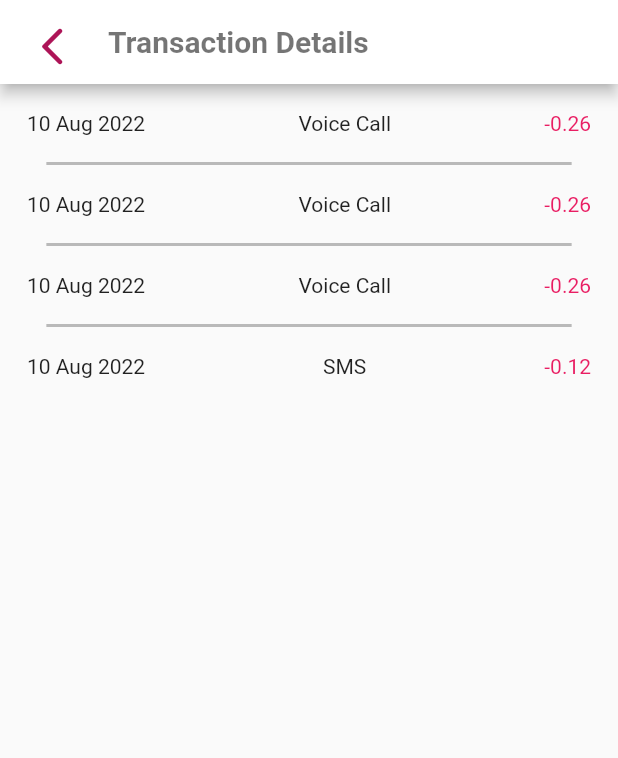
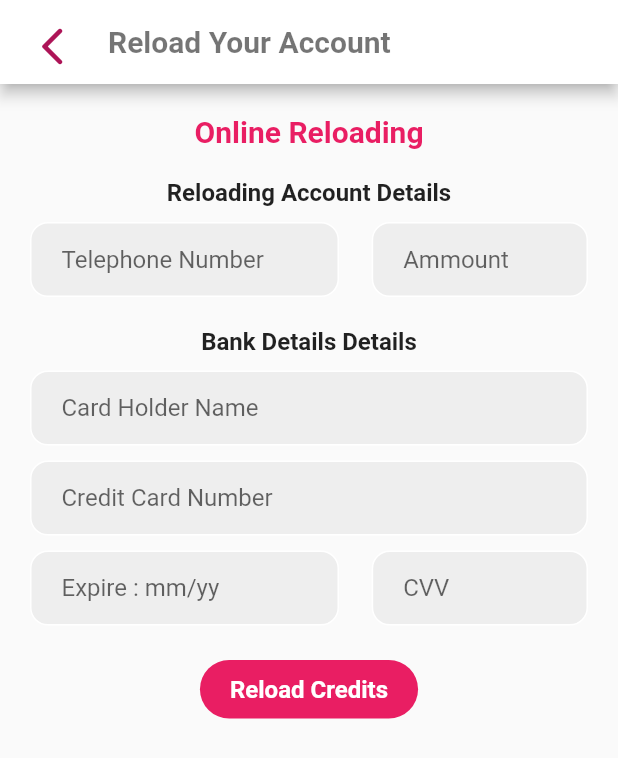
Before and after one commit to darshana-perera-97/mydialog_mobile_app_clone_flutter, a Flutter app: the screen it shows after launch, on a phone screen of 412 x 824 dp. Shown: the top 758 px of the screen. Run offline on Flutter 3.47's test engine with Material 2 defaults, Android fonts, the phone set to English and light mode, and no system bars; our stand-ins replace flutter_spinkit.

Commit message:
reload page created

```diff
--- a/lib/Home.dart
+++ b/lib/Home.dart
@@ -2,6 +2,9 @@ import 'package:flutter/material.dart';
 import 'NewConnection.dart';
 import 'Profile.dart';
 import 'Transactions.dart';
+import 'Reload.dart';
+
+
 class Home extends StatefulWidget {
   Home({Key? key}) : super(key: key);
 
@@ -358,7 +361,12 @@ class _HomeState extends State<Home> {
                                       ),
                                     )),
                                 TextButton(
-                                    onPressed: () {},
+                                    onPressed: () {
+                                      Navigator.push(
+                                          context,
+                                          MaterialPageRoute(
+                                              builder: (context) => Reload()));
+                                    },
                                     child: Container(
                                       decoration: BoxDecoration(
                                           color: Colors.purple,
--- a/lib/Profile.dart
+++ b/lib/Profile.dart
@@ -1,5 +1,6 @@
 import 'package:flutter/material.dart';
 import 'Home.dart';
+
 
 class Profile extends StatefulWidget {
   Profile({Key? key}) : super(key: key);
--- /dev/null
+++ b/lib/Reload.dart
@@ -0,0 +1,206 @@
+import 'package:flutter/material.dart';
+import 'Home.dart';
+
+class Reload extends StatefulWidget {
+  Reload({Key? key}) : super(key: key);
+
+  @override
+  State<Reload> createState() => _ReloadState();
+}
+
+class _ReloadState extends State<Reload> {
+  @override
+  Widget build(BuildContext context) {
+    return Scaffold(
+      appBar: AppBar(
+        backgroundColor: Colors.white,
+        title: Text(
+          "Reload Your Account",
+          style: TextStyle(color: Colors.black54, fontWeight: FontWeight.bold),
+        ),
+        leading: IconButton(
+            onPressed: () {
+              Navigator.push(
+                  context, MaterialPageRoute(builder: (context) => Home()));
+            },
+            icon: Padding(
+              padding: const EdgeInsets.only(left: 4.0),
+              child: IconButton(
+                  onPressed: () {
+                    Navigator.push(context,
+                        MaterialPageRoute(builder: (context) => Home()));
+                  },
+                  icon: Icon(
+                    Icons.arrow_back_ios_new_rounded,
+                    color: Colors.pink[800],
+                    size: 30,
+                  )),
+            )),
+      ),
+      body: Padding(
+        padding: const EdgeInsets.all(20),
+        child: Column(
+          children: [
+            Text(
+              'Online Reloading',
+              style: TextStyle(
+                  fontSize: 20,
+                  fontWeight: FontWeight.bold,
+                  color: Colors.pink),
+            ),
+            SizedBox(
+              height: 20,
+            ),
+            Text(
+              'Reloading Account Details',
+              style: TextStyle(fontSize: 16, fontWeight: FontWeight.bold),
+            ),
+            Row(
+              mainAxisAlignment: MainAxisAlignment.spaceBetween,
+              children: [
+                Padding(
+                  padding: const EdgeInsets.only(top: 10),
+                  child: Container(
+                    width: MediaQuery.of(context).size.width * 0.5,
+                    decoration: BoxDecoration(
+                        color: Colors.grey[200],
+                        border: Border.all(color: Colors.white),
+                        borderRadius: BorderRadius.circular(12)),
+                    child: Padding(
+                      padding: const EdgeInsets.only(left: 20.0),
+                      child: TextField(
+                        decoration: InputDecoration(
+                            border: InputBorder.none,
+                            hintText: 'Telephone Number'),
+                      ),
+                    ),
+                  ),
+                ),
+                Padding(
+                  padding: const EdgeInsets.only(top: 10),
+                  child: Container(
+                    width: MediaQuery.of(context).size.width * 0.35,
+                    decoration: BoxDecoration(
+                        color: Colors.grey[200],
+                        border: Border.all(color: Colors.white),
+                        borderRadius: BorderRadius.circular(12)),
+                    child: Padding(
+                      padding: const EdgeInsets.only(left: 20.0),
+                      child: TextField(
+                        decoration: InputDecoration(
+                            border: InputBorder.none, hintText: 'Ammount'),
+                      ),
+                    ),
+                  ),
+                ),
+              ],
+            ),
+            SizedBox(
+              height: 20,
+            ),
+            Text(
+              'Bank Details Details',
+              style: TextStyle(fontSize: 16, fontWeight: FontWeight.bold),
+            ),
+            Padding(
+              padding: const EdgeInsets.only(top: 10),
+              child: Container(
+                // width: MediaQuery.of(context).size.width * 0.35,
+                decoration: BoxDecoration(
+                    color: Colors.grey[200],
+                    border: Border.all(color: Colors.white),
+                    borderRadius: BorderRadius.circular(12)),
+                child: Padding(
+                  padding: const EdgeInsets.only(left: 20.0),
+                  child: TextField(
+                    decoration: InputDecoration(
+                        border: InputBorder.none, hintText: 'Card Holder Name'),
+                  ),
+                ),
+              ),
+            ),
+            Padding(
+              padding: const EdgeInsets.only(top: 10),
+              child: Container(
+                // width: MediaQuery.of(context).size.width * 0.35,
+                decoration: BoxDecoration(
+                    color: Colors.grey[200],
+                    border: Border.all(color: Colors.white),
+                    borderRadius: BorderRadius.circular(12)),
+                child: Padding(
+                  padding: const EdgeInsets.only(left: 20.0),
+                  child: TextField(
+                    decoration: InputDecoration(
+                        border: InputBorder.none,
+                        hintText: 'Credit Card Number'),
+                  ),
+                ),
+              ),
+            ),
+            Row(
+              mainAxisAlignment: MainAxisAlignment.spaceBetween,
+              children: [
+                Padding(
+                  padding: const EdgeInsets.only(top: 10),
+                  child: Container(
+                    width: MediaQuery.of(context).size.width * 0.5,
+                    decoration: BoxDecoration(
+                        color: Colors.grey[200],
+                        border: Border.all(color: Colors.white),
+                        borderRadius: BorderRadius.circular(12)),
+                    child: Padding(
+                      padding: const EdgeInsets.only(left: 20.0),
+                      child: TextField(
+                        decoration: InputDecoration(
+                            border: InputBorder.none,
+                            hintText: 'Expire : mm/yy'),
+                      ),
+                    ),
+                  ),
+                ),
+                Padding(
+                  padding: const EdgeInsets.only(top: 10),
+                  child: Container(
+                    width: MediaQuery.of(context).size.width * 0.35,
+                    decoration: BoxDecoration(
+                        color: Colors.grey[200],
+                        border: Border.all(color: Colors.white),
+                        borderRadius: BorderRadius.circular(12)),
+                    child: Padding(
+                      padding: const EdgeInsets.only(left: 20.0),
+                      child: TextField(
+                        decoration: InputDecoration(
+                            border: InputBorder.none, hintText: 'CVV'),
+                      ),
+                    ),
+                  ),
+                ),
+              ],
+            ),
+            Padding(
+              padding: const EdgeInsets.all(15),
+              child: TextButton(
+                  onPressed: () {},
+                  child: Container(
+                    decoration: BoxDecoration(
+                        color: Colors.pink,
+                        borderRadius: BorderRadius.all(Radius.circular(20))),
+                    child: Padding(
+                      padding: const EdgeInsets.only(
+                          top: 10, bottom: 10, left: 20, right: 20),
+                      child: const Text(
+                        "Reload Credits",
+                        style: TextStyle(
+                            fontSize: 16,
+                            fontWeight: FontWeight.bold,
+                            color: Colors.white),
+                      ),
+                    ),
+                  )),
+            ),
+          ],
+        ),
+      ),
+    );
+  }
+}
--- a/lib/Transactions.dart
+++ b/lib/Transactions.dart
@@ -106,6 +106,26 @@ class _TransactionsState extends State<Transactions> {
               children: [
                 Text("10 Aug 2022"),
                 // Text("07:51"),
+                Text("Recharge"),
+                Text(
+                  "+ 100.00",
+                  style: TextStyle(color: Colors.pink),
+                ),
+              ],
+            ),
+          ),
+          Container(
+            height: 2,
+            width: MediaQuery.of(context).size.width*0.85 ,
+            decoration: BoxDecoration(color: Colors.black26),
+          ),
+          Padding(
+            padding: const EdgeInsets.all(18),
+            child: Row(
+              mainAxisAlignment: MainAxisAlignment.spaceBetween,
+              children: [
+                Text("10 Aug 2022"),
+                // Text("07:51"),
                 Text("SMS"),
                 Text(
                   "-0.12",
--- a/lib/main.dart
+++ b/lib/main.dart
@@ -4,6 +4,7 @@ import 'Home.dart';
 import 'NewConnection.dart';
 import 'Profile.dart';
 import 'Transactions.dart';
+import 'Reload.dart';
 
 void main() {
   runApp(const MyApp());
@@ -17,7 +18,7 @@ class MyApp extends StatelessWidget {
     return MaterialApp(
       debugShowCheckedModeBanner: false,
       // home: LoadingPage(),
-      home: Transactions(),
+      home: Reload(),
       // home: Register(),
     );
   }
```
